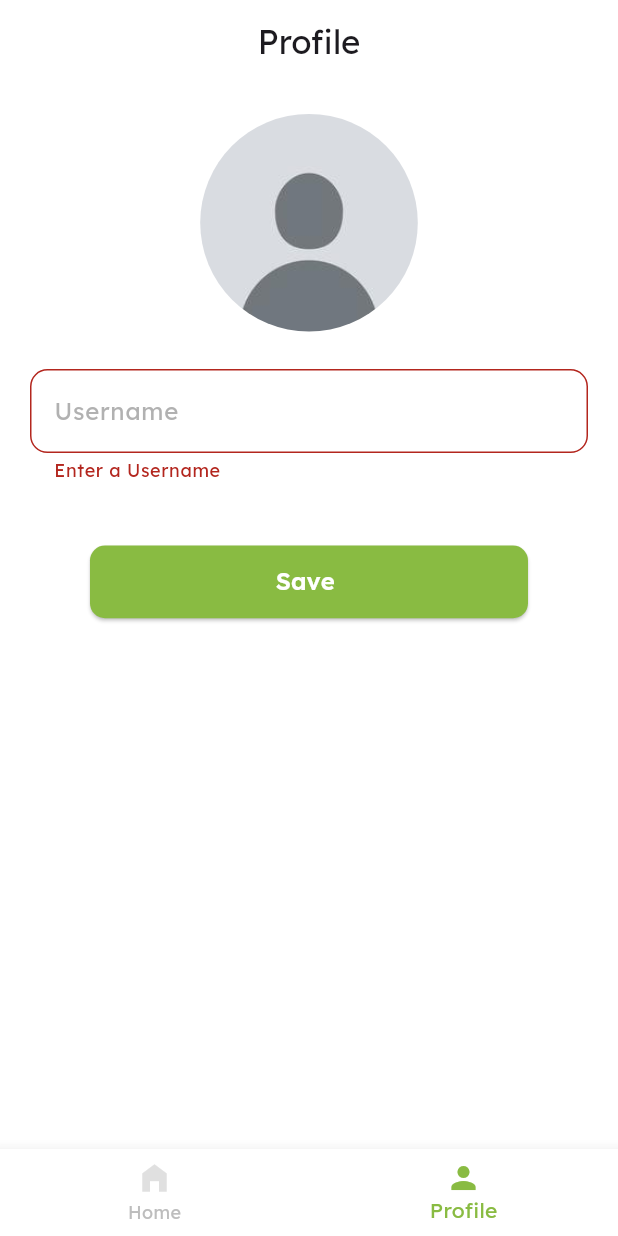
After one commit to MAhmad329/BWF_Flutter, a Flutter app: the HomeScreen screen opened by its route, item 2 of the bottom bar chosen, after a tap on "Save", on a phone screen of 412 x 824 dp. The commit adds this screen. Run offline on Flutter 3.47's test engine with Material 3 defaults, Android fonts, the phone set to English and light mode, and no system bars; our stand-ins replace cloud_firestore, firebase_auth, firebase_core, firebase_storage, flutter_easyloading, flutter_screenutil and 3 more; accounts and stored records are empty.

Commit message:
task 5 updated

```diff
--- a/task_5_expense_tracker_with_firebase/lib/main.dart
+++ b/task_5_expense_tracker_with_firebase/lib/main.dart
@@ -1,6 +1,7 @@
 import 'package:expense_tracker/providers/auth_provider.dart';
 import 'package:expense_tracker/providers/email_verification_provider.dart';
 import 'package:expense_tracker/providers/expense_provider.dart';
+import 'package:expense_tracker/providers/home_provider.dart';
 import 'package:expense_tracker/routes/app_routes.dart';
 import 'package:firebase_core/firebase_core.dart';
 import 'package:flutter/material.dart';
@@ -22,6 +23,7 @@ void main() async {
         ChangeNotifierProvider(create: (_) => AuthServiceProvider()),
         ChangeNotifierProvider(create: (_) => ExpenseServiceProvider()),
         ChangeNotifierProvider(create: (_) => EmailVerificationProvider()),
+        ChangeNotifierProvider(create: (_) => HomeProvider()),
       ],
       child: const MyApp(),
     ),
--- a/task_5_expense_tracker_with_firebase/lib/providers/expense_provider.dart
+++ b/task_5_expense_tracker_with_firebase/lib/providers/expense_provider.dart
@@ -16,7 +16,6 @@ class ExpenseServiceProvider with ChangeNotifier {
   }
 
   List<Expense> get expenses {
-    // Sort the expenses based on _isAscending
     _expenses.sort((a, b) => _isAscending
         ? a.createdAt.compareTo(b.createdAt)
         : b.createdAt.compareTo(a.createdAt));
--- /dev/null
+++ b/task_5_expense_tracker_with_firebase/lib/providers/home_provider.dart
@@ -0,0 +1,10 @@
+import 'package:flutter/material.dart';
+
+class HomeProvider with ChangeNotifier {
+  int selectedIndex = 0;
+
+  void changeScreen(int index) {
+    selectedIndex = index;
+    notifyListeners();
+  }
+}
--- a/task_5_expense_tracker_with_firebase/lib/screens/home_screen.dart
+++ b/task_5_expense_tracker_with_firebase/lib/screens/home_screen.dart
@@ -1,130 +1,59 @@
+import 'package:expense_tracker/const.dart';
+import 'package:expense_tracker/screens/expense_screen.dart';
+import 'package:expense_tracker/screens/profile_screen.dart';
 import 'package:flutter/material.dart';
-import 'package:flutter_screenutil/flutter_screenutil.dart';
-import 'package:intl/intl.dart';
 import 'package:provider/provider.dart';
 
-import '../models/expense_model.dart';
-import '../providers/expense_provider.dart';
-import '../widgets/expense_dialog.dart'; // Import the ExpenseDialog widget
+import '../providers/home_provider.dart';
 
 class HomeScreen extends StatelessWidget {
-  const HomeScreen({Key? key}) : super(key: key);
+  const HomeScreen({super.key});
 
+  static const List<Widget> _widgetOptions = <Widget>[
+    ExpenseScreen(),
+    ProfileScreen(),
+  ];
   @override
   Widget build(BuildContext context) {
-    return Scaffold(
-      resizeToAvoidBottomInset: false,
-      appBar: AppBar(
-        title: const Text('Expenses'),
-        actions: [
-          Consumer<ExpenseServiceProvider>(
-            builder: (context, expenseProvider, child) {
-              return IconButton(
-                icon: Icon(expenseProvider.isAscending
-                    ? Icons.arrow_downward
-                    : Icons.arrow_upward),
-                onPressed: () {
-                  expenseProvider.toggleSortOrder();
-                },
-              );
-            },
-          ),
-          IconButton(
-            icon: const Icon(Icons.add),
-            onPressed: () {
-              _showExpenseDialog(context);
-            },
-          ),
-        ],
-      ),
-      body: Consumer<ExpenseServiceProvider>(
-        builder: (context, expenseProvider, child) {
-          final expenses = expenseProvider.expenses;
-          if (expenses.isEmpty) {
-            return const Center(child: Text('No expenses found'));
-          }
-          return Column(
-            crossAxisAlignment: CrossAxisAlignment.start,
-            children: [
-              Padding(
-                padding: const EdgeInsets.all(16.0),
-                child: Text(
-                  'Total: Rs. ${expenseProvider.totalExpense.toInt().toString()}',
-                  style: const TextStyle(
-                    fontSize: 20,
-                    fontWeight: FontWeight.bold,
-                  ),
-                ),
+    final homeProvider = Provider.of<HomeProvider>(context);
+    return PopScope(
+      canPop: false,
+      child: Scaffold(
+        resizeToAvoidBottomInset: false,
+        bottomNavigationBar: BottomNavigationBar(
+          items: [
+            BottomNavigationBarItem(
+              icon: Icon(
+                Icons.home_filled,
+                color: homeProvider.selectedIndex == 0
+                    ? AppColors.primaryGreen
+                    : Colors.grey.shade300,
               ),
-              Expanded(
-                child: ListView.builder(
-                  itemCount: expenses.length,
-                  itemBuilder: (context, index) {
-                    final expense = expenses[index];
-                    return GestureDetector(
-                      onLongPress: () {
-                        showModalBottomSheet(
-                          context: context,
-                          builder: (context) {
-                            return Column(
-                              mainAxisSize: MainAxisSize.min,
-                              children: <Widget>[
-                                ListTile(
-                                  leading: const Icon(Icons.edit),
-                                  title: const Text('Edit'),
-                                  onTap: () {
-                                    Navigator.pop(context);
-                                    _showExpenseDialog(context,
-                                        expense: expense);
-                                  },
-                                ),
-                                ListTile(
-                                  leading: const Icon(Icons.delete),
-                                  title: const Text('Delete'),
-                                  onTap: () async {
-                                    Navigator.pop(context);
-                                    await Provider.of<ExpenseServiceProvider>(
-                                            context,
-                                            listen: false)
-                                        .deleteExpense(expense.id);
-                                  },
-                                ),
-                              ],
-                            );
-                          },
-                        );
-                      },
-                      child: ListTile(
-                        title: Text(
-                          expense.description,
-                          style: TextStyle(fontSize: 16.sp),
-                        ),
-                        subtitle: Text(
-                          DateFormat.yMMMd().format(expense.createdAt),
-                          style: TextStyle(color: Colors.grey, fontSize: 14.sp),
-                        ),
-                        trailing: Text(
-                          'Rs. ${expense.amount.toInt().toString()}',
-                          style: TextStyle(
-                            fontSize: 16.sp,
-                          ),
-                        ),
-                      ),
-                    );
-                  },
-                ),
+              label: 'Home',
+            ),
+            BottomNavigationBarItem(
+              icon: Icon(
+                Icons.person,
+                color: homeProvider.selectedIndex == 1
+                    ? AppColors.primaryGreen
+                    : Colors.grey.shade300,
               ),
-            ],
-          );
-        },
+              label: 'Profile',
+            ),
+          ],
+          currentIndex: homeProvider.selectedIndex,
+          selectedItemColor: AppColors.primaryGreen,
+          unselectedItemColor: Colors.grey.shade400,
+          onTap: (int index) {
+            homeProvider.changeScreen(index);
+          },
+          backgroundColor: Colors.white,
+          type: BottomNavigationBarType.fixed,
+        ),
+        body: Center(
+          child: _widgetOptions.elementAt(homeProvider.selectedIndex),
+        ),
       ),
     );
   }
-
-  void _showExpenseDialog(BuildContext context, {Expense? expense}) {
-    showDialog(
-      context: context,
-      builder: (context) => ExpenseDialog(expense: expense),
-    );
-  }
 }
--- /dev/null
+++ b/task_5_expense_tracker_with_firebase/lib/screens/profile_screen.dart
@@ -0,0 +1,146 @@
+import 'dart:developer';
+import 'dart:io';
+
+import 'package:expense_tracker/providers/auth_provider.dart';
+import 'package:flutter/material.dart';
+import 'package:flutter_screenutil/flutter_screenutil.dart';
+import 'package:image_picker/image_picker.dart';
+import 'package:provider/provider.dart';
+
+import '../../widgets/custom_textfield.dart';
+import '../widgets/custom_button.dart';
+
+class ProfileScreen extends StatefulWidget {
+  const ProfileScreen({super.key});
+
+  @override
+  State<ProfileScreen> createState() => _ProfileScreenState();
+}
+
+class _ProfileScreenState extends State<ProfileScreen> {
+  final TextEditingController _userNameController = TextEditingController();
+  final _formKey = GlobalKey<FormState>();
+
+  @override
+  Widget build(BuildContext context) {
+    final userProvider = Provider.of<AuthServiceProvider>(context);
+    _userNameController.text = userProvider.user?.userName ?? '';
+
+    Future<void> pickImage() async {
+      final ImagePicker _picker = ImagePicker();
+      try {
+        final XFile? pickedFile =
+            await _picker.pickImage(source: ImageSource.camera);
+        print("Picked File: $pickedFile");
+
+        if (pickedFile != null) {
+          setState(() {
+            userProvider.pickedImage = File(pickedFile.path);
+          });
+          log('Image picked: ${pickedFile.path}');
+        } else {
+          log('No image picked.');
+        }
+      } catch (e) {
+        log('Error picking image: $e');
+      }
+    }
+
+    return Scaffold(
+      resizeToAvoidBottomInset: false,
+      appBar: AppBar(
+        automaticallyImplyLeading: false,
+        centerTitle: true,
+        title: const Text('Profile'),
+      ),
+      body: SafeArea(
+        child: Padding(
+          padding: const EdgeInsets.symmetric(vertical: 20.0, horizontal: 20.0),
+          child: Column(
+            children: [
+              Center(
+                child: GestureDetector(
+                  onTap: () async {
+                    await pickImage();
+                    String url = await userProvider
+                        .uploadPicture(userProvider.pickedImage!);
+                    await userProvider.updateProfilePicture(url);
+                  },
+                  child: Consumer<AuthServiceProvider>(
+                    builder: (_, provider, child) {
+                      return provider.user?.pfp != ''
+                          ? CircleAvatar(
+                              backgroundColor: Colors.transparent,
+                              backgroundImage: NetworkImage(
+                                provider.user!.pfp,
+                              ),
+                              radius: 75.r,
+                            )
+                          : CircleAvatar(
+                              backgroundColor: Colors.transparent,
+                              backgroundImage: const AssetImage(
+                                'assets/defaultpic.jpg',
+                              ),
+                              radius: 75.r,
+                            );
+                    },
+                  ),
+                ),
+              ),
+              const SizedBox(height: 25),
+              Form(
+                key: _formKey,
+                child: Column(
+                  children: [
+                    CustomTextField(
+                      hintText: 'Username',
+                      controller: _userNameController,
+                      obscureText: false,
+                      validator: (value) {
+                        if (value == null || value.isEmpty) {
+                          return 'Enter a Username';
+                        } else if (value == userProvider.user?.userName) {
+                          return 'Choose a different username than your current';
+                        }
+
+                        return null;
+                      },
+                    ),
+                    const SizedBox(
+                      height: 16,
+                    ),
+                    const SizedBox(
+                      height: 16,
+                    ),
+                    SizedBox(
+                      height: 10.h,
+                    ),
+                    if (userProvider.errorMessage != null)
+                      Text(
+                        userProvider.errorMessage!,
+                        style: const TextStyle(color: Colors.red),
+                      ),
+                  ],
+                ),
+              ),
+              CustomButton(
+                title: 'Save',
+                onPress: () async {
+                  if (_formKey.currentState!.validate()) {
+                    await userProvider.updateUserName(_userNameController.text);
+                    Future.delayed(
+                      Duration.zero,
+                      () {
+                        Navigator.pop(context);
+                      },
+                    );
+                  }
+                },
+              )
+            ],
+          ),
+        ),
+      ),
+    );
+  }
+}
--- a/task_5_expense_tracker_with_firebase/lib/widgets/expense_dialog.dart
+++ b/task_5_expense_tracker_with_firebase/lib/widgets/expense_dialog.dart
@@ -154,7 +154,10 @@ class _ExpenseDialogState extends State<ExpenseDialog> {
           style: ElevatedButton.styleFrom(
             backgroundColor: AppColors.primaryGreen,
           ),
-          child: Text(widget.expense == null ? 'Add' : 'Update'),
+          child: Text(
+            widget.expense == null ? 'Add' : 'Update',
+            style: const TextStyle(color: Colors.white),
+          ),
         ),
       ],
     );
--- a/task_5_expense_tracker_with_firebase/pubspec.yaml
+++ b/task_5_expense_tracker_with_firebase/pubspec.yaml
@@ -44,6 +44,7 @@ dependencies:
   firebase_storage: ^12.0.1
   google_fonts: ^6.2.1
   intl: ^0.19.0
+  image_picker: ^1.1.2
 
 dev_dependencies:
   flutter_test:
@@ -68,9 +69,8 @@ flutter:
   uses-material-design: true
 
   # To add assets to your application, add an assets section, like this:
-  # assets:
-  #   - images/a_dot_burr.jpeg
-  #   - images/a_dot_ham.jpeg
+  assets:
+    - assets/defaultpic.jpg
 
   # An image asset can refer to one or more resolution-specific "variants", see
   # https://flutter.dev/assets-and-images/#resolution-aware
```
Also changed, not shown: task_5_expense_tracker_with_firebase/lib/screens/expense_screen.dart (added, +190 -0 lines), task_5_expense_tracker_with_firebase/assets/defaultpic.jpg (added), task_5_expense_tracker_with_firebase/pubspec.lock, 2 other files.
